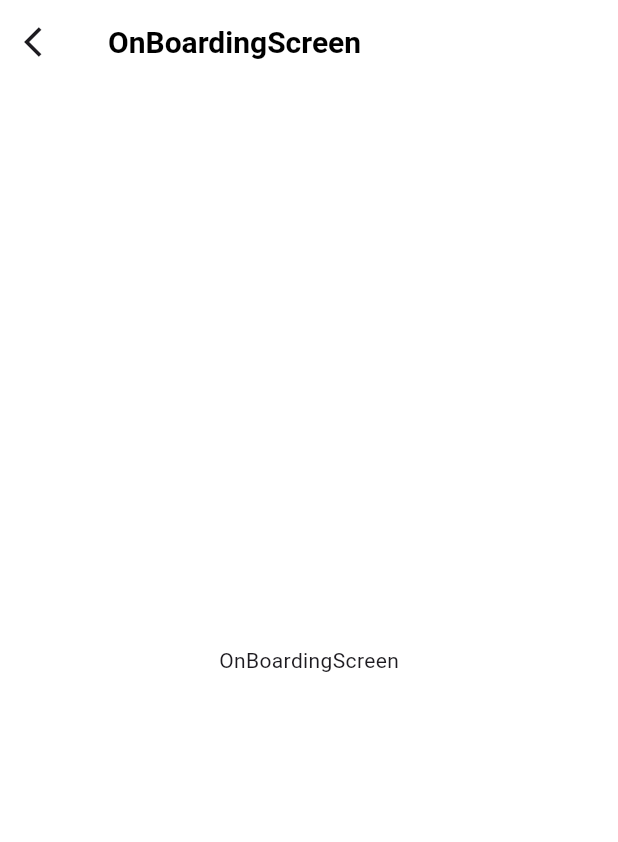
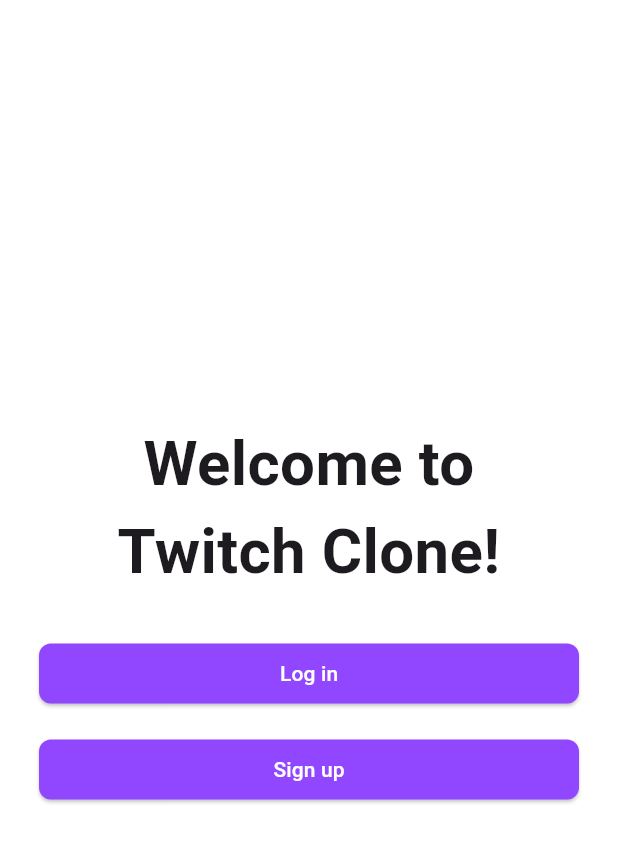
Before and after one commit to Neidn/clone-twitch, a Flutter app: the screen it shows after launch, on a phone screen of 412 x 824 dp. Shown: the top 842 px of the screen. Run offline on Flutter 3.47's test engine with Material 2 defaults, Android fonts, the phone set to English and light mode, and no system bars; our stand-ins replace firebase_core; accounts and stored records are empty; generated files the repository leaves out were written again.

Commit message:
add onboarding_screen.dart

```diff
--- a/lib/main.dart
+++ b/lib/main.dart
@@ -43,7 +43,20 @@ class MyApp extends StatelessWidget {
               ),
         ),
         iconTheme: const IconThemeData(color: primaryColor),
+        elevatedButtonTheme: ElevatedButtonThemeData(
+          style: ElevatedButton.styleFrom(
+            foregroundColor: backgroundColor,
+            backgroundColor: buttonColor,
+            minimumSize: const Size(double.infinity, 40),
+            shape: RoundedRectangleBorder(
+              borderRadius: BorderRadius.circular(8),
+            ),
+          ),
+        ),
       ),
+      routes: {
+        OnBoardingScreen.routeName: (context) => const OnBoardingScreen(),
+      },
       home: const OnBoardingScreen(),
     );
   }
--- /dev/null
+++ b/lib/screens/login_screen.dart
@@ -0,0 +1,15 @@
+import 'package:flutter/material.dart';
+
+class LoginScreen extends StatefulWidget {
+  const LoginScreen({super.key});
+
+  @override
+  State<LoginScreen> createState() => _LoginScreenState();
+}
+
+class _LoginScreenState extends State<LoginScreen> {
+  @override
+  Widget build(BuildContext context) {
+    return const Placeholder();
+  }
+}
--- a/lib/screens/onboarding_screen.dart
+++ b/lib/screens/onboarding_screen.dart
@@ -1,22 +1,45 @@
+import 'package:clone_twitch/widgets/custom_button.dart';
 import 'package:flutter/material.dart';
 
 class OnBoardingScreen extends StatelessWidget {
+  static const routeName = '/on-boarding';
+
   const OnBoardingScreen({super.key});
 
   @override
   Widget build(BuildContext context) {
+    final size = MediaQuery.of(context).size;
     return Scaffold(
-      appBar: AppBar(
-        title: const Text('OnBoardingScreen'),
-        leading: IconButton(
-          icon: const Icon(Icons.arrow_back_ios),
-          onPressed: () {
-            Navigator.of(context).pop();
-          },
+      body: Padding(
+        padding: const EdgeInsets.symmetric(horizontal: 18.0),
+        child: Column(
+          mainAxisAlignment: MainAxisAlignment.center,
+          children: [
+            Text(
+              'Welcome to\nTwitch Clone!',
+              style: TextStyle(
+                fontSize: size.width * 0.1,
+                fontWeight: FontWeight.bold,
+              ),
+              textAlign: TextAlign.center,
+            ),
+            const SizedBox(height: 20),
+            Padding(
+              padding: const EdgeInsets.all(8.0),
+              child: CustomButton(
+                onPressed: () {},
+                text: 'Log in',
+              ),
+            ),
+            Padding(
+              padding: const EdgeInsets.all(8.0),
+              child: CustomButton(
+                onPressed: () {},
+                text: 'Sign up',
+              ),
+            ),
+          ],
         ),
-      ),
-      body: Center(
-        child: Text('OnBoardingScreen'),
       ),
     );
   }
--- /dev/null
+++ b/lib/widgets/custom_button.dart
@@ -0,0 +1,24 @@
+import 'package:flutter/material.dart';
+
+import '/utils/colors.dart';
+
+class CustomButton extends StatelessWidget {
+  final VoidCallback onPressed;
+  final String text;
+
+  const CustomButton({
+    super.key,
+    required this.onPressed,
+    required this.text,
+  });
+
+  @override
+  Widget build(BuildContext context) {
+    return ElevatedButton(
+      onPressed: onPressed,
+      child: Text(
+        text,
+      ),
+    );
+  }
+}
```
